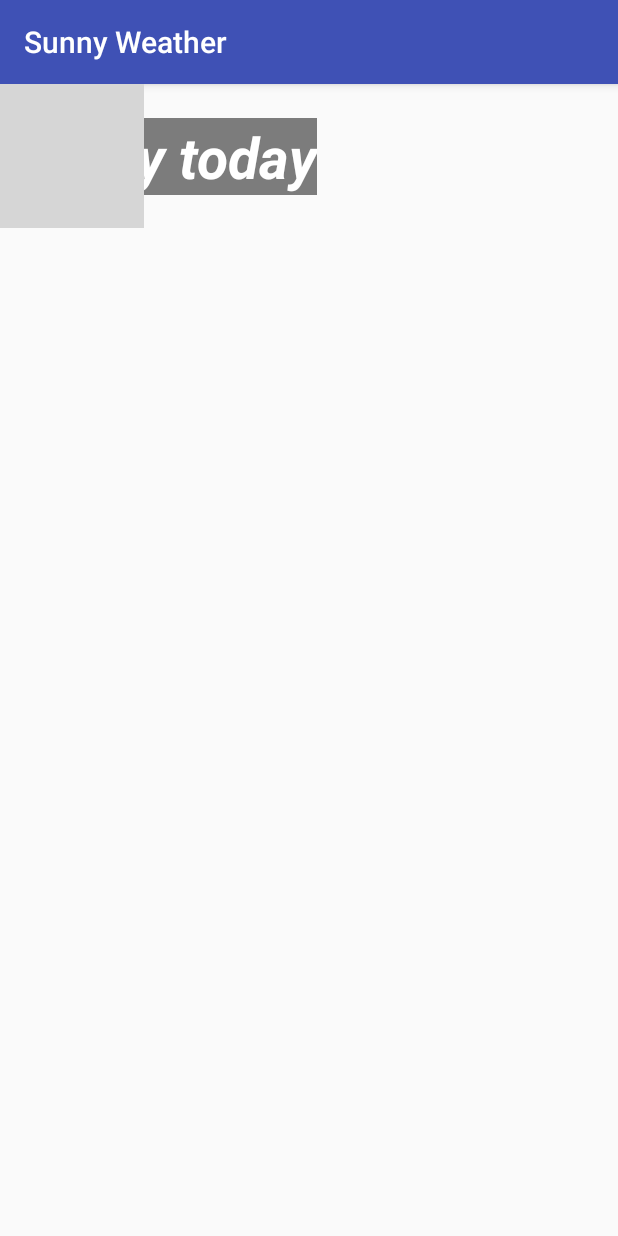
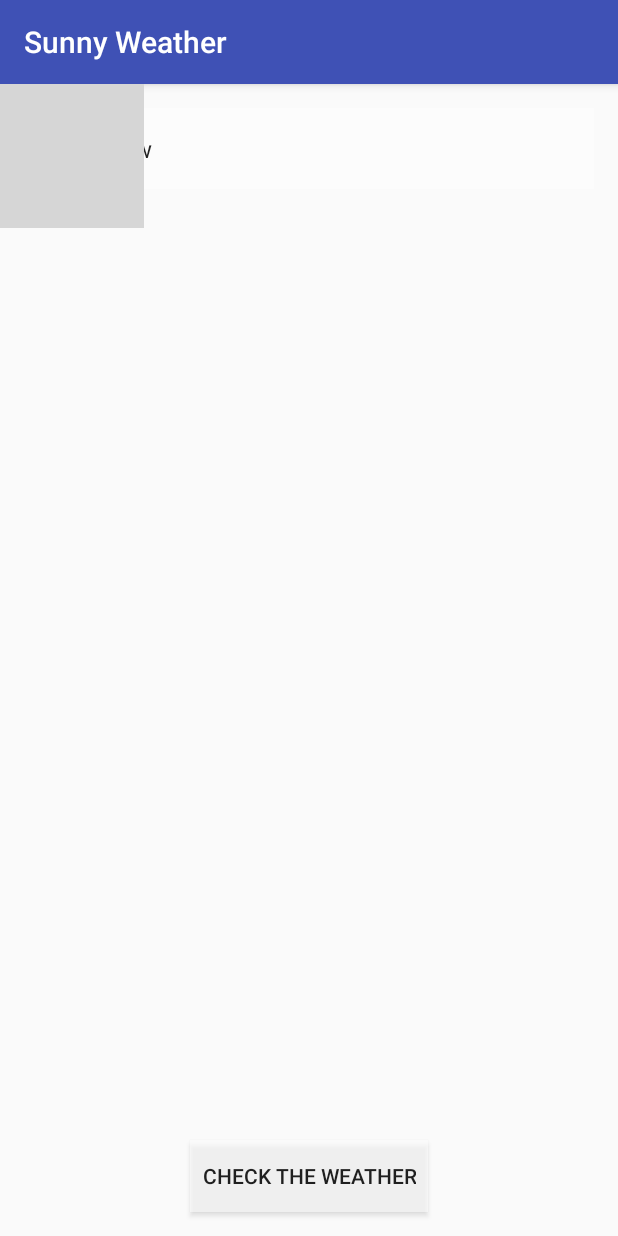
Before and after one commit to Hozalex/project, an Android app: the screen it shows after launch (MainActivity), on a phone screen of 412 x 824 dp. Run offline under Robolectric (Android 15) with nearby library versions, the phone set to English and light mode, and no system bars; grey boxes are pictures that could not be loaded.

Commit message:
weather app

```diff
--- a/AndroidStudioProjects/app/src/main/AndroidManifest.xml
+++ b/AndroidStudioProjects/app/src/main/AndroidManifest.xml
@@ -15,7 +15,10 @@
 
                 <category android:name="android.intent.category.LAUNCHER" />
             </intent-filter>
+
+
         </activity>
+
+
     </application>
-
 </manifest>
--- a/AndroidStudioProjects/app/src/main/java/com/example/ahozyainov/homework1/MainActivity.kt
+++ b/AndroidStudioProjects/app/src/main/java/com/example/ahozyainov/homework1/MainActivity.kt
@@ -2,14 +2,38 @@ package com.example.ahozyainov.homework1
 
 import android.support.v7.app.AppCompatActivity
 import android.os.Bundle
+import android.view.View
+import android.widget.Button
+import android.widget.ImageView
+import android.widget.Spinner
+import android.widget.TextView
 
 class MainActivity : AppCompatActivity() {
+
 
     override fun onCreate(savedInstanceState: Bundle?) {
         super.onCreate(savedInstanceState)
         setContentView(R.layout.activity_main)
 
+        var spinner: Spinner = findViewById(R.id.cities_spinner)
+        var button: Button = findViewById(R.id.check_button)
+        var textView: TextView = findViewById(R.id.text_view)
+        var imageView: ImageView = findViewById(R.id.image)
+        var weatherString: Array<String> = resources.getStringArray(R.array.weather)
 
+        button.setOnClickListener(View.OnClickListener {
+            var position: Int = spinner.selectedItemPosition
+            if (position == 0 || position == 3) {
+                imageView.setImageResource(R.drawable.sunny)
+                textView.text = weatherString[1]
+
+            } else if (position == 1 || position == 2) {
+                imageView.setImageResource(R.drawable.rainy)
+                textView.text = weatherString[0]
+            }
+
+
+        })
 
     }
 }
--- a/AndroidStudioProjects/app/src/main/res/layout/activity_main.xml
+++ b/AndroidStudioProjects/app/src/main/res/layout/activity_main.xml
@@ -13,12 +13,24 @@
         android:background="@drawable/rainy"
         android:scaleType="centerCrop" />
 
+    <Spinner
+        android:id="@+id/cities_spinner"
+        android:layout_width="match_parent"
+        android:layout_height="wrap_content"
+        android:layout_margin="16dp"
+        android:background="@color/colorBackground"
+        android:entries="@array/cities"
+        android:padding="16dp"
+        app:layout_constraintEnd_toEndOf="parent"
+        app:layout_constraintStart_toStartOf="parent"
+        app:layout_constraintTop_toTopOf="parent" />
+
     <TextView
+        android:id="@+id/text_view"
         android:layout_width="wrap_content"
         android:layout_height="wrap_content"
-        android:background="#80000000"
-        android:text="@string/temp"
-        android:textColor="#ffffff"
+        android:background="@color/colorBackground"
+        android:textColor="@color/colorText"
         android:textSize="38sp"
         android:textStyle="bold|italic"
         app:layout_constraintBottom_toBottomOf="@id/image"
@@ -26,4 +38,16 @@
         app:layout_constraintStart_toStartOf="@id/image"
         app:layout_constraintTop_toTopOf="@id/image" />
 
+    <Button
+        android:id="@+id/check_button"
+        android:layout_width="wrap_content"
+        android:layout_height="wrap_content"
+        android:layout_margin="16dp"
+        android:background="@color/colorBackground"
+        android:padding="8dp"
+        android:text="@string/weather_button"
+        app:layout_constraintBottom_toBottomOf="parent"
+        app:layout_constraintEnd_toEndOf="parent"
+        app:layout_constraintStart_toStartOf="parent" />
+
 </android.support.constraint.ConstraintLayout>
--- a/AndroidStudioProjects/app/src/main/res/values/colors.xml
+++ b/AndroidStudioProjects/app/src/main/res/values/colors.xml
@@ -3,4 +3,6 @@
     <color name="colorPrimary">#3F51B5</color>
     <color name="colorPrimaryDark">#303F9F</color>
     <color name="colorAccent">#FF4081</color>
+    <color name="colorBackground">#90ffffff</color>
+    <color name="colorText">#546E7A</color>
 </resources>
--- a/AndroidStudioProjects/app/src/main/res/values/strings.xml
+++ b/AndroidStudioProjects/app/src/main/res/values/strings.xml
@@ -1,4 +1,14 @@
 <resources>
     <string name="app_name">Sunny Weather</string>
-    <string name="temp">+21 It is rainy today</string>
+    <string name="weather_button">Check the weather</string>
+    <string-array name="weather">
+        <item>+10 IT IS RAINY TODAY</item>
+        <item>+20 IT IS SUNNY TODAY</item>
+    </string-array>
+    <string-array name="cities">
+        <item>Moscow</item>
+        <item>Saint-Petersburg</item>
+        <item>Paris</item>
+        <item>Madrid</item>
+    </string-array>
 </resources>
```
Also changed, not shown: 2 other files.
